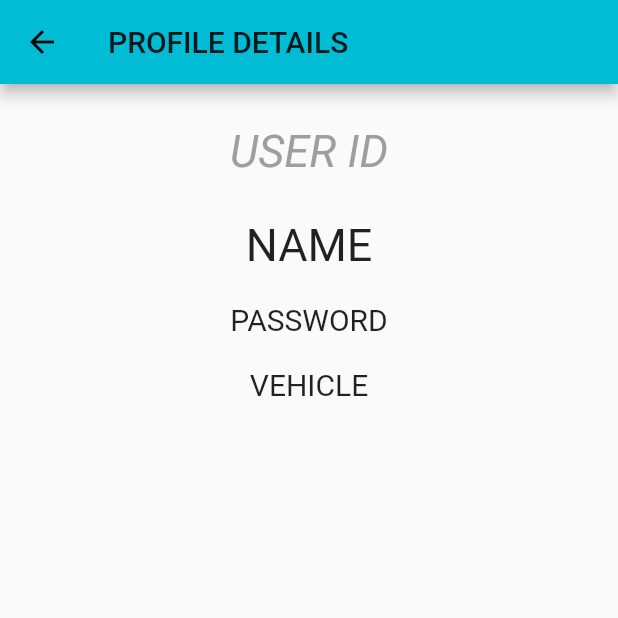
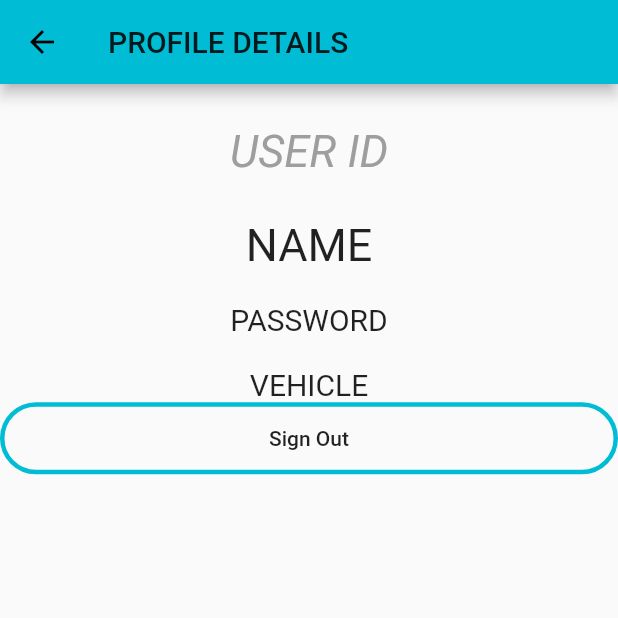
Before and after one commit to g2nik/odisend, a Flutter app: the screen it shows once a user with an empty profile is signed in, after a tap on the "person" icon, on a phone screen of 412 x 824 dp, the top half of it. Run offline on Flutter 3.47's test engine with Material 2 defaults, Android fonts, the phone set to English and light mode, and no system bars; our stand-ins replace firebase_auth, firebase_core, google_sign_in; accounts and stored records are empty.

Commit message:
Sign out

```diff
--- a/odisend/lib/home.dart
+++ b/odisend/lib/access.dart
@@ -5,12 +5,12 @@ import 'package:odisend/services/googleSingInProvider.dart';
 import 'package:odisend/signIn.dart';
 import 'package:provider/provider.dart';
 
-class Home extends StatefulWidget {
+class Access extends StatefulWidget {
   @override
-  _HomeState createState() => _HomeState();
+  _AccessState createState() => _AccessState();
 }
 
-class _HomeState extends State<Home> {
+class _AccessState extends State<Access> {
   @override
   Widget build(BuildContext context) {
     return Scaffold(
@@ -22,10 +22,8 @@ class _HomeState extends State<Home> {
 
             final provider = Provider.of<GoogleSignInProvider>(context);
 
-            if(provider.signedIn) {
-              return Center(child: CircularProgressIndicator());
-            } else if (snapshot.hasData) {
-              return HomeX();
+            if (snapshot.hasData) {
+              return Home(provider: provider);
             } else {
               return SignIn();
             }
--- a/odisend/lib/main.dart
+++ b/odisend/lib/main.dart
@@ -1,5 +1,5 @@
 import 'package:flutter/material.dart';
-import 'package:odisend/home.dart';
+import 'package:odisend/access.dart';
 import 'package:firebase_core/firebase_core.dart';
 import 'package:odisend/pages/home.dart';
 
@@ -28,8 +28,8 @@ class OdisendApp extends StatelessWidget {
 
       initialRoute: "/",
       routes: {
-        "/": (BuildContext context) => Home(),
-        "/homex": (BuildContext context) => HomeX(),
+        "/": (BuildContext context) => Access(),
+        "/home": (BuildContext context) => Home(),
       }
     );
   }
--- a/odisend/lib/pages/home.dart
+++ b/odisend/lib/pages/home.dart
@@ -1,12 +1,18 @@
 import 'package:flutter/material.dart';
 import 'package:odisend/models/order.dart';
+import 'package:odisend/pages/profile_details.dart';
+import 'package:odisend/services/googleSingInProvider.dart';
 import 'package:odisend/widgets/widgets.dart';
 
-class HomeX extends StatefulWidget {
-  @override _HomeXState createState() => _HomeXState();
+class Home extends StatefulWidget {
+  Home({GoogleSignInProvider provider}) : googleProvider = provider;
+
+  GoogleSignInProvider googleProvider;
+
+  @override _HomeState createState() => _HomeState();
 }
 
-class _HomeXState extends State<HomeX> {
+class _HomeState extends State<Home> {
 
   List<Order> orders = [
     Order(id: 1, address: "C Barcelona 1", destinatary: "Sr Pepe", distance: .75),
@@ -29,7 +35,15 @@ class _HomeXState extends State<HomeX> {
     return Scaffold(
       appBar: AppBar(
         title: Text("PACKET TRACER"),
-        actions: [ProfileButton()],
+        actions: [
+          IconButton(
+            icon: Icon(Icons.person),
+            onPressed: () {
+              Navigator.of(context).push(MaterialPageRoute(
+                builder: (context) => ProfileDetails(provider: widget.googleProvider)));
+            }
+          ),
+        ],
       ),
       body: RefreshIndicator(
         onRefresh: _pullRefresh,
--- a/odisend/lib/pages/profile_details.dart
+++ b/odisend/lib/pages/profile_details.dart
@@ -1,10 +1,11 @@
 import 'package:flutter/material.dart';
-import 'package:odisend/models/profile.dart';
-import 'package:odisend/widgets/widgets.dart';
+import 'package:odisend/services/googleSingInProvider.dart';
+import 'package:provider/provider.dart';
 
 class ProfileDetails extends StatefulWidget {
-  //ProfileDetails(this.profile);
-  //final Profile profile;
+  ProfileDetails({GoogleSignInProvider provider}) : googleProvider = provider;
+
+  GoogleSignInProvider googleProvider;
 
   @override _ProfileDetailsState createState() => _ProfileDetailsState();
 }
@@ -41,6 +42,17 @@ class _ProfileDetailsState extends State<ProfileDetails> {
             textAlign: TextAlign.center,
             style: TextStyle(fontSize: 20),
           ),
+          FlatButton(
+          shape: RoundedRectangleBorder(
+            borderRadius: BorderRadius.circular(25),
+            side: BorderSide(color: Colors.cyan, width: 3)
+          ),
+          padding: const EdgeInsets.symmetric(horizontal: 32, vertical: 16),
+          child: Text("Sign Out"),
+          onPressed: () {
+            widget.googleProvider.logOut();
+            Navigator.pop(context);
+          }),
         ],
       ),
     );
--- a/odisend/lib/signIn.dart
+++ b/odisend/lib/signIn.dart
@@ -15,8 +15,9 @@ class _SignInState extends State<SignIn> {
       body: Center(
         child: FlatButton(
           shape: RoundedRectangleBorder(
-              borderRadius: BorderRadius.circular(25),
-              side: BorderSide(color: Colors.cyan, width: 3)),
+            borderRadius: BorderRadius.circular(25),
+            side: BorderSide(color: Colors.cyan, width: 3)
+          ),
           padding: const EdgeInsets.symmetric(horizontal: 32, vertical: 16),
           child: Text("Sign In page"),
           onPressed: () {
@@ -27,7 +28,6 @@ class _SignInState extends State<SignIn> {
               print(e);
               return;
             }
-
           },
         ),
       ),
```
Also changed, not shown: odisend/lib/services/googleSingInProvider.dart (+7 -3 lines).
